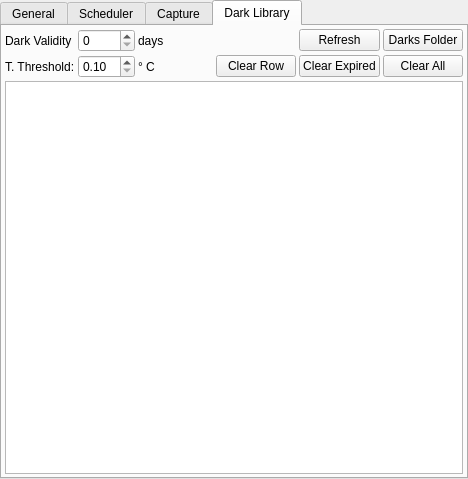
Old version of the form kstars/ekos/opsekos.ui in the repository KDE/kstars.
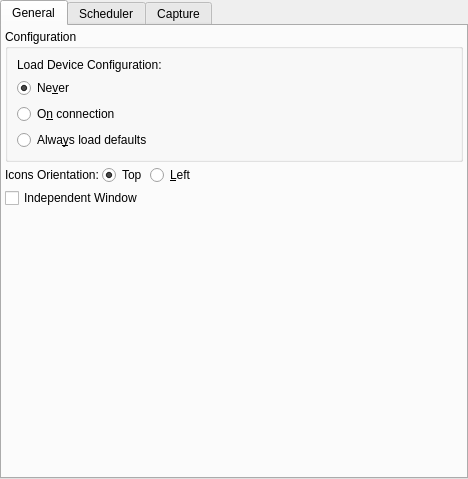
New version of the form. Icons and pictures are not drawn.

Commit message: Remove dark library from Ekos options

What changed in the file:
```diff
--- a/kstars/ekos/opsekos.ui
+++ b/kstars/ekos/opsekos.ui
@@ -857,175 +857,7 @@
      </spacer>
     </item>
    </layout>
-  </widget>
-  <widget class="QWidget" name="darkLibraryTab">
-   <attribute name="title">
-    <string>Dark Library</string>
-   </attribute>
-   <layout class="QVBoxLayout" name="verticalLayout_5">
-    <property name="spacing">
-     <number>3</number>
-    </property>
-    <property name="leftMargin">
-     <number>3</number>
-    </property>
-    <property name="topMargin">
-     <number>3</number>
-    </property>
-    <property name="rightMargin">
-     <number>3</number>
-    </property>
-    <property name="bottomMargin">
-     <number>3</number>
-    </property>
-    <item>
-     <layout class="QGridLayout" name="gridLayout_3">
-      <item row="2" column="4">
-       <widget class="QPushButton" name="clearRowB">
-        <property name="toolTip">
-         <string>Remove one row from the database and delete the associated dark frame from disk</string>
-        </property>
-        <property name="text">
-         <string>Clear Row</string>
-        </property>
-       </widget>
-      </item>
-      <item row="2" column="0">
-       <widget class="QLabel" name="label_7">
-        <property name="toolTip">
-         <string>Maximum acceptable difference between current and recorded dark frame temperature set point. When the difference exceeds this value, a new dark frame shall be captured for this set point.</string>
-        </property>
-        <property name="text">
-         <string>T. Threshold:</string>
-        </property>
-       </widget>
-      </item>
-      <item row="2" column="6">
-       <widget class="QPushButton" name="clearAllB">
-        <property name="toolTip">
-         <string>Remove all dark frames data and files</string>
-        </property>
-        <property name="text">
-         <string>Clear All</string>
-        </property>
-       </widget>
-      </item>
-      <item row="2" column="2">
-       <widget class="QLabel" name="label_8">
-        <property name="text">
-         <string>° C</string>
-        </property>
-       </widget>
-      </item>
-      <item row="0" column="0">
-       <widget class="QLabel" name="label_6">
-        <property name="toolTip">
-         <string>Reuse dark frames from the dark library for this many days. If exceeded, a new dark frame shall be captured and stored for future use.</string>
-        </property>
-        <property name="text">
-         <string>Dark Validity</string>
-        </property>
-       </widget>
-      </item>
-      <item row="0" column="3">
-       <spacer name="horizontalSpacer_2">
-        <property name="orientation">
-         <enum>Qt::Horizontal</enum>
-        </property>
-        <property name="sizeHint" stdset="0">
-         <size>
-          <width>40</width>
-          <height>20</height>
-         </size>
-        </property>
-       </spacer>
-      </item>
-      <item row="2" column="1">
-       <widget class="QDoubleSpinBox" name="kcfg_MaxDarkTemperatureDiff">
-        <property name="minimum">
-         <double>0.100000000000000</double>
-        </property>
-        <property name="maximum">
-         <double>30.000000000000000</double>
-        </property>
-        <property name="singleStep">
-         <double>0.100000000000000</double>
-        </property>
-        <property name="value">
-         <double>0.100000000000000</double>
-        </property>
-       </widget>
-      </item>
-      <item row="0" column="6">
-       <widget class="QPushButton" name="openDarksFolderB">
-        <property name="toolTip">
-         <string>Open folder where dark frames are stored</string>
-        </property>
-        <property name="text">
-         <string>Darks Folder</string>
-        </property>
-       </widget>
-      </item>
-      <item row="0" column="1">
-       <widget class="QSpinBox" name="kcfg_DarkLibraryDuration">
-        <property name="maximum">
-         <number>365</number>
-        </property>
-        <property name="singleStep">
-         <number>10</number>
-        </property>
-       </widget>
-      </item>
-      <item row="0" column="2">
-       <widget class="QLabel" name="label_10">
-        <property name="text">
-         <string>days</string>
-        </property>
-       </widget>
-      </item>
-      <item row="2" column="5">
-       <widget class="QPushButton" name="clearExpiredB">
-        <property name="text">
-         <string>Clear Expired</string>
-        </property>
-       </widget>
-      </item>
-      <item row="0" column="5">
-       <widget class="QPushButton" name="refreshB">
-        <property name="text">
-         <string>Refresh</string>
-        </property>
-       </widget>
-      </item>
-     </layout>
-    </item>
-    <item>
-     <widget class="QTableView" name="darkTableView">
-      <property name="toolTip">
-       <string>Double click to load dark frame</string>
-      </property>
-      <property name="editTriggers">
-       <set>QAbstractItemView::AllEditTriggers</set>
-      </property>
-      <property name="alternatingRowColors">
-       <bool>true</bool>
-      </property>
-      <property name="selectionMode">
-       <enum>QAbstractItemView::SingleSelection</enum>
-      </property>
-      <property name="selectionBehavior">
-       <enum>QAbstractItemView::SelectRows</enum>
-      </property>
-      <property name="sortingEnabled">
-       <bool>true</bool>
-      </property>
-      <attribute name="horizontalHeaderStretchLastSection">
-       <bool>true</bool>
-      </attribute>
-     </widget>
-    </item>
-   </layout>
-  </widget>
+  </widget>  
  </widget>
  <resources/>
  <connections/>
```
